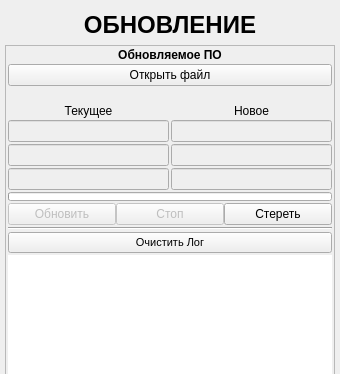
Before: the Qt Designer form ANDROID_FORMS/firmware_updating_form.ui in DavidSiegman/PLC_RF_Configurator, drawn with Qt 5; both pictures show x 0 to 340 and y 0 to 374 of the 340 by 560 pixel window.
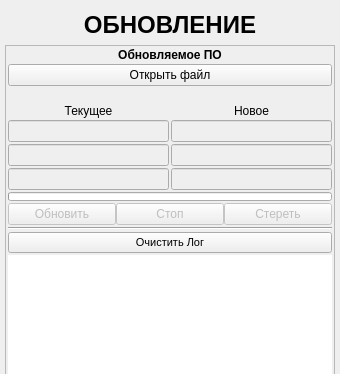
After: the same form once the commit is applied. Icons and pictures are not drawn.

Patch:
```diff
--- a/ANDROID_FORMS/firmware_updating_form.ui
+++ b/ANDROID_FORMS/firmware_updating_form.ui
@@ -620,6 +620,9 @@
            </item>
            <item row="0" column="2">
             <widget class="QPushButton" name="Clear">
+             <property name="enabled">
+              <bool>false</bool>
+             </property>
              <property name="sizePolicy">
               <sizepolicy hsizetype="Expanding" vsizetype="Minimum">
                <horstretch>0</horstretch>
```
